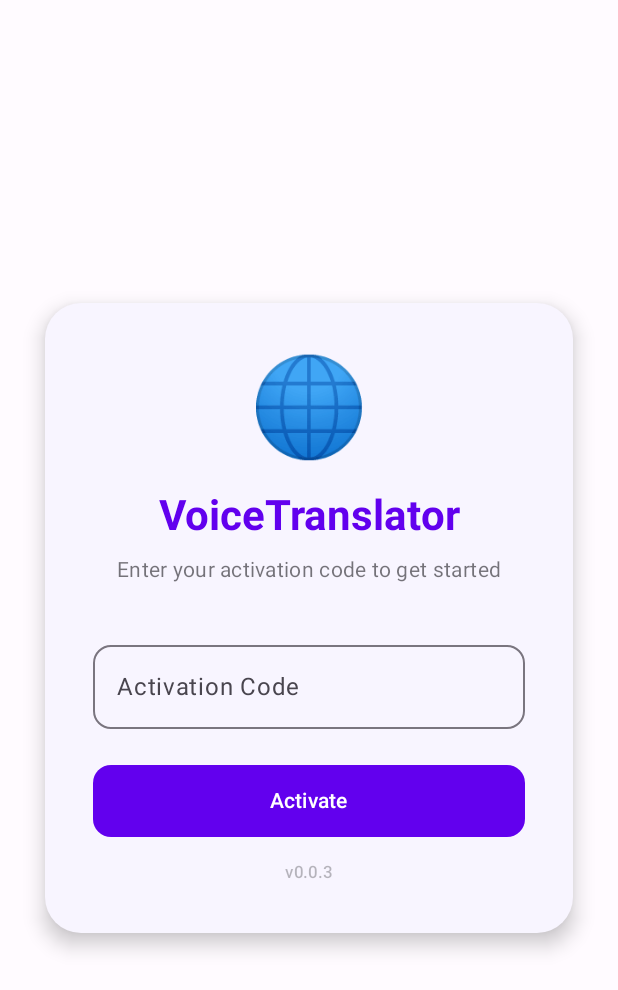
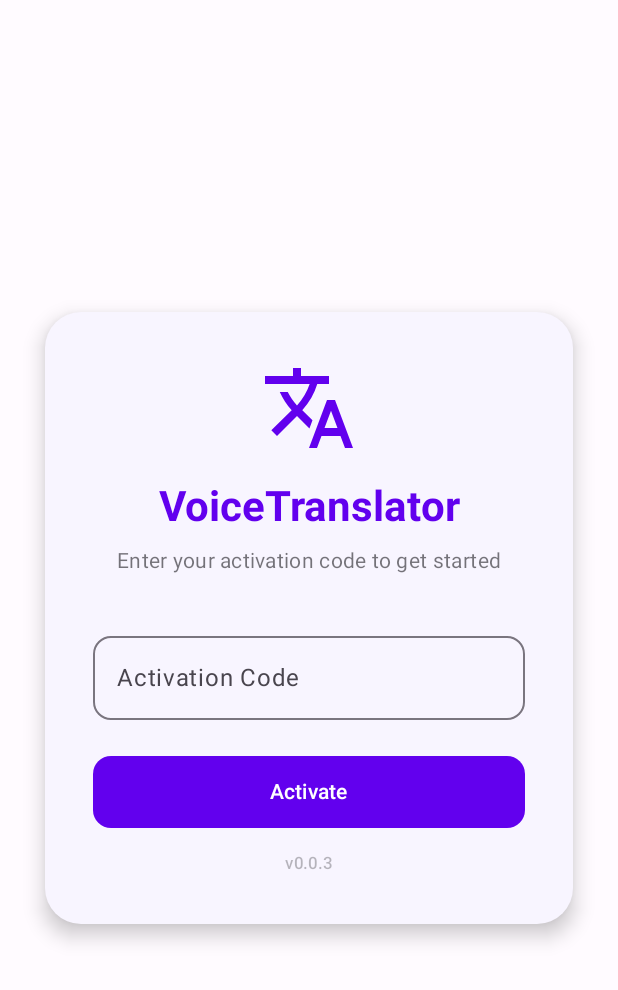
Before and after one commit to vipseal/voice-translator, an Android app built with Jetpack Compose: the screen it shows after launch (MainActivity), on a phone screen of 412 x 824 dp. Shown: the top 990 px of the screen. Run offline under Robolectric (Android 15) with nearby library versions, the light colour scheme and no system bars.

Commit message:
feat: replace emoji with Material 3 icons throughout app

```diff
--- a/composeApp/src/commonMain/kotlin/com/hhaigc/translator/i18n/Strings.kt
+++ b/composeApp/src/commonMain/kotlin/com/hhaigc/translator/i18n/Strings.kt
@@ -55,10 +55,10 @@ data class AppStringSet(
 )
 
 val StringsEn = AppStringSet(
-    appTitle = "🌐 Voice Translator",
+    appTitle = "Voice Translator",
     sourceLabel = "Source",
     recordHint = "Tap the microphone below to start recording...",
-    copyAllButton = "📄 Copy All Translations",
+    copyAllButton = "Copy All Translations",
     copiedLabel = "✅ Copied",
     copiedAllTranslations = "✅ Copied all translations",
     clipboardEmpty = "❌ Clipboard is empty",
@@ -74,7 +74,7 @@ val StringsEn = AppStringSet(
     recordingError = "❌ Recording error",
     micPermissionRequired = "❌ Microphone permission required",
     recordingTapStop = "Recording... tap to stop",
-    recordAndPaste = "🎤 Record　📋 Paste to translate",
+    recordAndPaste = "Record / Paste to translate",
     statusDefault = "Gemini AI Translate",
     copySourceLabel = "📝 Source",
     copyTranslationLabel = "🌍 Translations:",
@@ -95,9 +95,9 @@ val StringsEn = AppStringSet(
     activateButton = "Activate",
     settings = "Settings",
     appearance = "Appearance",
-    themeAuto = "🔄 Auto (System)",
-    themeLight = "☀️ Light",
-    themeDark = "🌙 Dark",
+    themeAuto = "Auto (System)",
+    themeLight = "Light",
+    themeDark = "Dark",
     translationLanguages = "Translation Languages",
     selectLanguagesHint = "Select which languages you want to translate to:",
     about = "About",
@@ -106,10 +106,10 @@ val StringsEn = AppStringSet(
 )
 
 val StringsZh = AppStringSet(
-    appTitle = "🌐 语音翻译",
+    appTitle = "语音翻译",
     sourceLabel = "原文 / Source",
     recordHint = "点击下方麦克风开始录音...",
-    copyAllButton = "📄 复制全部翻译",
+    copyAllButton = "复制全部翻译",
     copiedLabel = "✅ 已复制",
     copiedAllTranslations = "✅ 已复制全部翻译",
     clipboardEmpty = "❌ 剪贴板为空",
@@ -125,7 +125,7 @@ val StringsZh = AppStringSet(
     recordingError = "❌ 录音出错",
     micPermissionRequired = "❌ 需要麦克风权限",
     recordingTapStop = "录音中...点击停止",
-    recordAndPaste = "🎤 录音　📋 粘贴翻译",
+    recordAndPaste = "录音 / 粘贴翻译",
     statusDefault = "Gemini AI 翻译",
     copySourceLabel = "📝 原文",
     copyTranslationLabel = "🌍 翻译结果:",
@@ -146,9 +146,9 @@ val StringsZh = AppStringSet(
     activateButton = "激活",
     settings = "设置",
     appearance = "外观",
-    themeAuto = "🔄 自动（跟随系统）",
-    themeLight = "☀️ 浅色",
-    themeDark = "🌙 深色",
+    themeAuto = "自动（跟随系统）",
+    themeLight = "浅色",
+    themeDark = "深色",
     translationLanguages = "翻译语言",
     selectLanguagesHint = "选择要翻译的目标语言：",
     about = "关于",
@@ -157,10 +157,10 @@ val StringsZh = AppStringSet(
 )
 
 val StringsTh = AppStringSet(
-    appTitle = "🌐 แปลเสียง",
+    appTitle = "แปลเสียง",
     sourceLabel = "ต้นฉบับ",
     recordHint = "แตะไมโครโฟนด้านล่างเพื่อเริ่มบันทึก...",
-    copyAllButton = "📄 คัดลอกคำแปลทั้งหมด",
+    copyAllButton = "คัดลอกคำแปลทั้งหมด",
     copiedLabel = "✅ คัดลอกแล้ว",
     copiedAllTranslations = "✅ คัดลอกคำแปลทั้งหมดแล้ว",
     clipboardEmpty = "❌ คลิปบอร์ดว่างเปล่า",
@@ -176,7 +176,7 @@ val StringsTh = AppStringSet(
     recordingError = "❌ เกิดข้อผิดพลาดในการบันทึก",
     micPermissionRequired = "❌ ต้องการสิทธิ์ไมโครโฟน",
     recordingTapStop = "กำลังบันทึก...แตะเพื่อหยุด",
-    recordAndPaste = "🎤 บันทึก　📋 วางเพื่อแปล",
+    recordAndPaste = "บันทึก / วางเพื่อแปล",
     statusDefault = "Gemini AI แปลภาษา",
     copySourceLabel = "📝 ต้นฉบับ",
     copyTranslationLabel = "🌍 ผลการแปล:",
@@ -197,9 +197,9 @@ val StringsTh = AppStringSet(
     activateButton = "เปิดใช้งาน",
     settings = "การตั้งค่า",
     appearance = "รูปลักษณ์",
-    themeAuto = "🔄 อัตโนมัติ (ระบบ)",
-    themeLight = "☀️ สว่าง",
-    themeDark = "🌙 มืด",
+    themeAuto = "อัตโนมัติ (ระบบ)",
+    themeLight = "สว่าง",
+    themeDark = "มืด",
     translationLanguages = "ภาษาที่แปล",
     selectLanguagesHint = "เลือกภาษาที่ต้องการแปล:",
     about = "เกี่ยวกับ",
@@ -208,10 +208,10 @@ val StringsTh = AppStringSet(
 )
 
 val StringsJa = AppStringSet(
-    appTitle = "🌐 音声翻訳",
+    appTitle = "音声翻訳",
     sourceLabel = "原文",
     recordHint = "下のマイクをタップして録音開始...",
-    copyAllButton = "📄 すべての翻訳をコピー",
+    copyAllButton = "すべての翻訳をコピー",
     copiedLabel = "✅ コピーしました",
     copiedAllTranslations = "✅ すべての翻訳をコピーしました",
     clipboardEmpty = "❌ クリップボードが空です",
@@ -227,7 +227,7 @@ val StringsJa = AppStringSet(
     recordingError = "❌ 録音エラー",
     micPermissionRequired = "❌ マイクの権限が必要です",
     recordingTapStop = "録音中...タップして停止",
-    recordAndPaste = "🎤 録音　📋 貼り付けて翻訳",
+    recordAndPaste = "録音 / 貼り付けて翻訳",
     statusDefault = "Gemini AI 翻訳",
     copySourceLabel = "📝 原文",
     copyTranslationLabel = "🌍 翻訳結果:",
@@ -248,9 +248,9 @@ val StringsJa = AppStringSet(
     activateButton = "アクティベート",
     settings = "設定",
     appearance = "外観",
-    themeAuto = "🔄 自動（システム）",
-    themeLight = "☀️ ライト",
-    themeDark = "🌙 ダーク",
+    themeAuto = "自動（システム）",
+    themeLight = "ライト",
+    themeDark = "ダーク",
     translationLanguages = "翻訳言語",
     selectLanguagesHint = "翻訳する言語を選択してください：",
     about = "概要",
@@ -259,10 +259,10 @@ val StringsJa = AppStringSet(
 )
 
 val StringsKo = AppStringSet(
-    appTitle = "🌐 음성 번역",
+    appTitle = "음성 번역",
     sourceLabel = "원문",
     recordHint = "아래 마이크를 탭하여 녹음 시작...",
-    copyAllButton = "📄 모든 번역 복사",
+    copyAllButton = "모든 번역 복사",
     copiedLabel = "✅ 복사됨",
     copiedAllTranslations = "✅ 모든 번역이 복사되었습니다",
     clipboardEmpty = "❌ 클립보드가 비어 있습니다",
@@ -278,7 +278,7 @@ val StringsKo = AppStringSet(
     recordingError = "❌ 녹음 오류",
     micPermissionRequired = "❌ 마이크 권한이 필요합니다",
     recordingTapStop = "녹음 중...탭하여 중지",
-    recordAndPaste = "🎤 녹음　📋 붙여넣기 번역",
+    recordAndPaste = "녹음 / 붙여넣기 번역",
     statusDefault = "Gemini AI 번역",
     copySourceLabel = "📝 원문",
     copyTranslationLabel = "🌍 번역 결과:",
@@ -299,9 +299,9 @@ val StringsKo = AppStringSet(
     activateButton = "활성화",
     settings = "설정",
     appearance = "외관",
-    themeAuto = "🔄 자동 (시스템)",
-    themeLight = "☀️ 라이트",
-    themeDark = "🌙 다크",
+    themeAuto = "자동 (시스템)",
+    themeLight = "라이트",
+    themeDark = "다크",
     translationLanguages = "번역 언어",
     selectLanguagesHint = "번역할 언어를 선택하세요:",
     about = "정보",
@@ -310,10 +310,10 @@ val StringsKo = AppStringSet(
 )
 
 val StringsAr = AppStringSet(
-    appTitle = "🌐 ترجمة صوتية",
+    appTitle = "ترجمة صوتية",
     sourceLabel = "النص الأصلي",
     recordHint = "اضغط على الميكروفون أدناه لبدء التسجيل...",
-    copyAllButton = "📄 نسخ جميع الترجمات",
+    copyAllButton = "نسخ جميع الترجمات",
     copiedLabel = "✅ تم النسخ",
     copiedAllTranslations = "✅ تم نسخ جميع الترجمات",
     clipboardEmpty = "❌ الحافظة فارغة",
@@ -329,7 +329,7 @@ val StringsAr = AppStringSet(
     recordingError = "❌ خطأ في التسجيل",
     micPermissionRequired = "❌ يلزم إذن الميكروفون",
     recordingTapStop = "جاري التسجيل...اضغط للإيقاف",
-    recordAndPaste = "🎤 تسجيل　📋 لصق للترجمة",
+    recordAndPaste = "تسجيل / لصق للترجمة",
     statusDefault = "ترجمة Gemini AI",
     copySourceLabel = "📝 النص الأصلي",
     copyTranslationLabel = "🌍 نتائج الترجمة:",
@@ -350,9 +350,9 @@ val StringsAr = AppStringSet(
     activateButton = "تفعيل",
     settings = "الإعدادات",
     appearance = "المظهر",
-    themeAuto = "🔄 تلقائي (النظام)",
-    themeLight = "☀️ فاتح",
-    themeDark = "🌙 داكن",
+    themeAuto = "تلقائي (النظام)",
+    themeLight = "فاتح",
+    themeDark = "داكن",
     translationLanguages = "لغات الترجمة",
     selectLanguagesHint = "اختر اللغات التي تريد الترجمة إليها:",
     about = "حول",
@@ -361,10 +361,10 @@ val StringsAr = AppStringSet(
 )
 
 val StringsFr = AppStringSet(
-    appTitle = "🌐 Traduction vocale",
+    appTitle = "Traduction vocale",
     sourceLabel = "Texte source",
     recordHint = "Appuyez sur le micro ci-dessous pour commencer l'enregistrement...",
-    copyAllButton = "📄 Copier toutes les traductions",
+    copyAllButton = "Copier toutes les traductions",
     copiedLabel = "✅ Copié",
     copiedAllTranslations = "✅ Toutes les traductions copiées",
     clipboardEmpty = "❌ Le presse-papiers est vide",
@@ -380,7 +380,7 @@ val StringsFr = AppStringSet(
     recordingError = "❌ Erreur d'enregistrement",
     micPermissionRequired = "❌ Autorisation du microphone requise",
     recordingTapStop = "Enregistrement... appuyez pour arrêter",
-    recordAndPaste = "🎤 Enregistrer　📋 Coller pour traduire",
+    recordAndPaste = "Enregistrer / Coller pour traduire",
     statusDefault = "Traduction Gemini AI",
     copySourceLabel = "📝 Texte source",
     copyTranslationLabel = "🌍 Traductions :",
@@ -401,9 +401,9 @@ val StringsFr = AppStringSet(
     activateButton = "Activer",
     settings = "Paramètres",
     appearance = "Apparence",
-    themeAuto = "🔄 Auto (Système)",
-    themeLight = "☀️ Clair",
-    themeDark = "🌙 Sombre",
+    themeAuto = "Auto (Système)",
+    themeLight = "Clair",
+    themeDark = "Sombre",
     translationLanguages = "Langues de traduction",
     selectLanguagesHint = "Sélectionnez les langues vers lesquelles traduire :",
     about = "À propos",
@@ -412,10 +412,10 @@ val StringsFr = AppStringSet(
 )
 
 val StringsEs = AppStringSet(
-    appTitle = "🌐 Traducción de voz",
+    appTitle = "Traducción de voz",
     sourceLabel = "Texto original",
     recordHint = "Toca el micrófono de abajo para empezar a grabar...",
-    copyAllButton = "📄 Copiar todas las traducciones",
+    copyAllButton = "Copiar todas las traducciones",
     copiedLabel = "✅ Copiado",
     copiedAllTranslations = "✅ Todas las traducciones copiadas",
     clipboardEmpty = "❌ El portapapeles está vacío",
@@ -431,7 +431,7 @@ val StringsEs = AppStringSet(
     recordingError = "❌ Error de grabación",
     micPermissionRequired = "❌ Se requiere permiso de micrófono",
     recordingTapStop = "Grabando... toca para detener",
-    recordAndPaste = "🎤 Grabar　📋 Pegar para traducir",
+    recordAndPaste = "Grabar / Pegar para traducir",
     statusDefault = "Traducción Gemini AI",
     copySourceLabel = "📝 Texto original",
     copyTranslationLabel = "🌍 Traducciones:",
@@ -452,9 +452,9 @@ val StringsEs = AppStringSet(
     activateButton = "Activar",
     settings = "Configuración",
     appearance = "Apariencia",
-    themeAuto = "🔄 Auto (Sistema)",
-    themeLight = "☀️ Claro",
-    themeDark = "🌙 Oscuro",
+    themeAuto = "Auto (Sistema)",
+    themeLight = "Claro",
+    themeDark = "Oscuro",
     translationLanguages = "Idiomas de traducción",
     selectLanguagesHint = "Selecciona los idiomas a los que deseas traducir:",
     about = "Acerca de",
--- a/composeApp/src/commonMain/kotlin/com/hhaigc/translator/screen/ActivationScreen.kt
+++ b/composeApp/src/commonMain/kotlin/com/hhaigc/translator/screen/ActivationScreen.kt
@@ -5,6 +5,8 @@ import androidx.compose.foundation.layout.*
 import androidx.compose.foundation.shape.RoundedCornerShape
 import androidx.compose.foundation.text.KeyboardActions
 import androidx.compose.foundation.text.KeyboardOptions
+import androidx.compose.material.icons.Icons
+import androidx.compose.material.icons.filled.*
 import androidx.compose.material3.*
 import androidx.compose.runtime.*
 import androidx.compose.ui.Alignment
@@ -77,9 +79,11 @@ fun ActivationScreen(
                     .padding(32.dp),
                 horizontalAlignment = Alignment.CenterHorizontally
             ) {
-                Text(
-                    text = "🌐",
-                    fontSize = 64.sp
+                Icon(
+                    imageVector = Icons.Default.Translate,
+                    contentDescription = "Voice Translator",
+                    modifier = Modifier.size(64.dp),
+                    tint = MaterialTheme.colorScheme.primary
                 )
 
                 Spacer(modifier = Modifier.height(16.dp))
```
Also changed, not shown: composeApp/src/commonMain/kotlin/com/hhaigc/translator/screen/TranslatorScreen.kt (+58 -13 lines).
